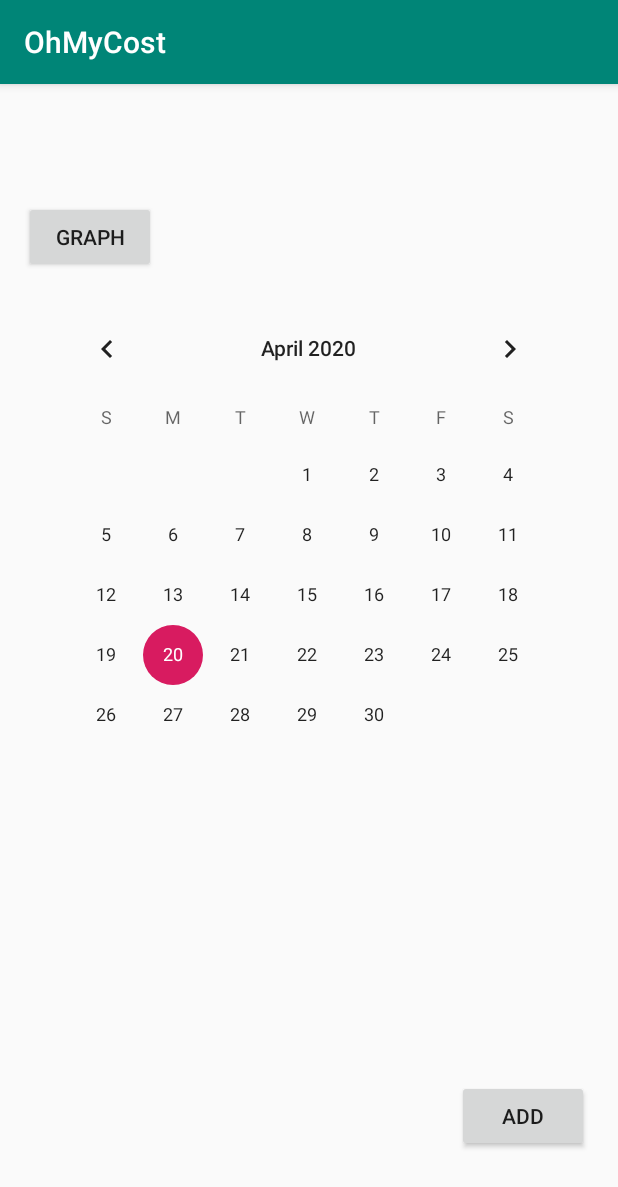
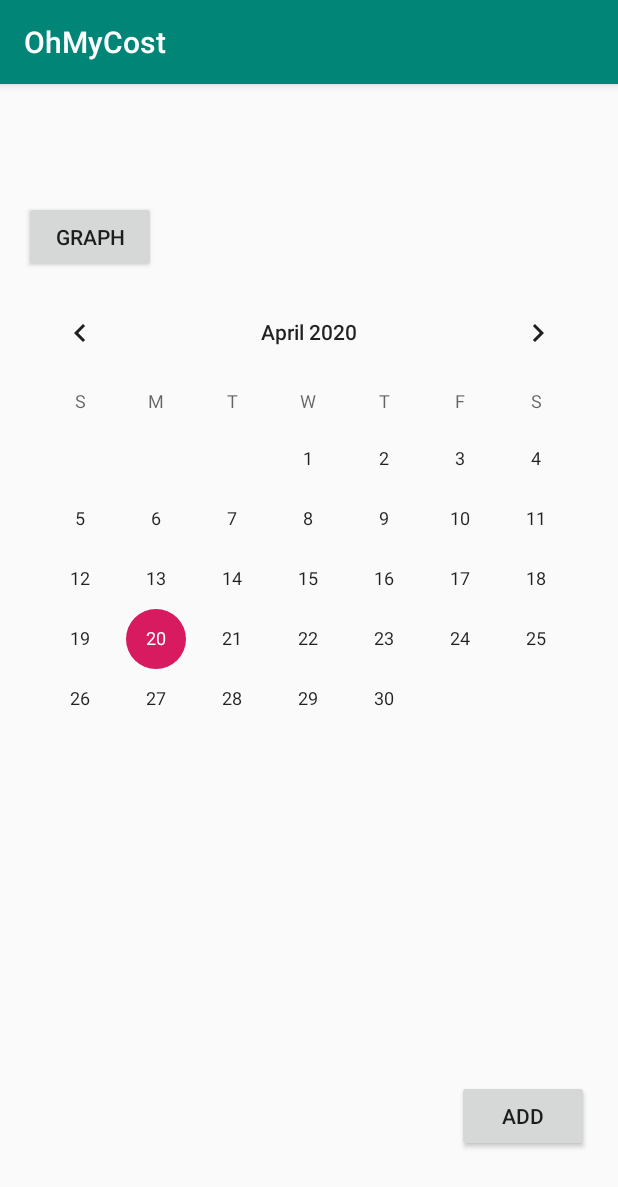
Before and after one commit to mymayy/OhMyCostProject, an Android app: the screen it shows after launch (MainActivity), on a phone screen of 412 x 824 dp. Shown: the top 1187 px of the screen. Run offline under Robolectric (Android 15) with nearby library versions, the phone set to English and light mode, and no system bars.

Commit message:
resize calender

```diff
--- a/app/src/main/java/com/project/ohmycost/AddActivity.java
+++ b/app/src/main/java/com/project/ohmycost/AddActivity.java
@@ -97,7 +97,7 @@ public class AddActivity extends AppCompatActivity {
         boolean insertData = pDatabaseHelper.addData(day,month,year,item,amount);
 
         if (insertData) {
-            toastMessage("Data Successfully Inserted!");
+            toastMessage("Add catagory successfully!");
         } else {
             toastMessage("Something went wrong");
         }
--- a/app/src/main/java/com/project/ohmycost/EditPayActivity.java
+++ b/app/src/main/java/com/project/ohmycost/EditPayActivity.java
@@ -46,7 +46,7 @@ public class EditPayActivity extends AppCompatActivity {
             public void onClick(View view) {
                 pDatabaseHelper.deleteName(selectedID,selectedName);
                 editable_item.setText("");
-                toastMessage("removed from database");
+                toastMessage("Delete catagory successfully!");
             }
         });
     }
--- a/app/src/main/res/layout/activity_main.xml
+++ b/app/src/main/res/layout/activity_main.xml
@@ -57,8 +57,8 @@
 
     <CalendarView
         android:id="@+id/calendarView"
-        android:layout_width="354dp"
-        android:layout_height="293dp"
+        android:layout_width="396dp"
+        android:layout_height="330dp"
         app:layout_constraintBottom_toBottomOf="parent"
         app:layout_constraintEnd_toEndOf="parent"
         app:layout_constraintHorizontal_bias="0.491"
```
